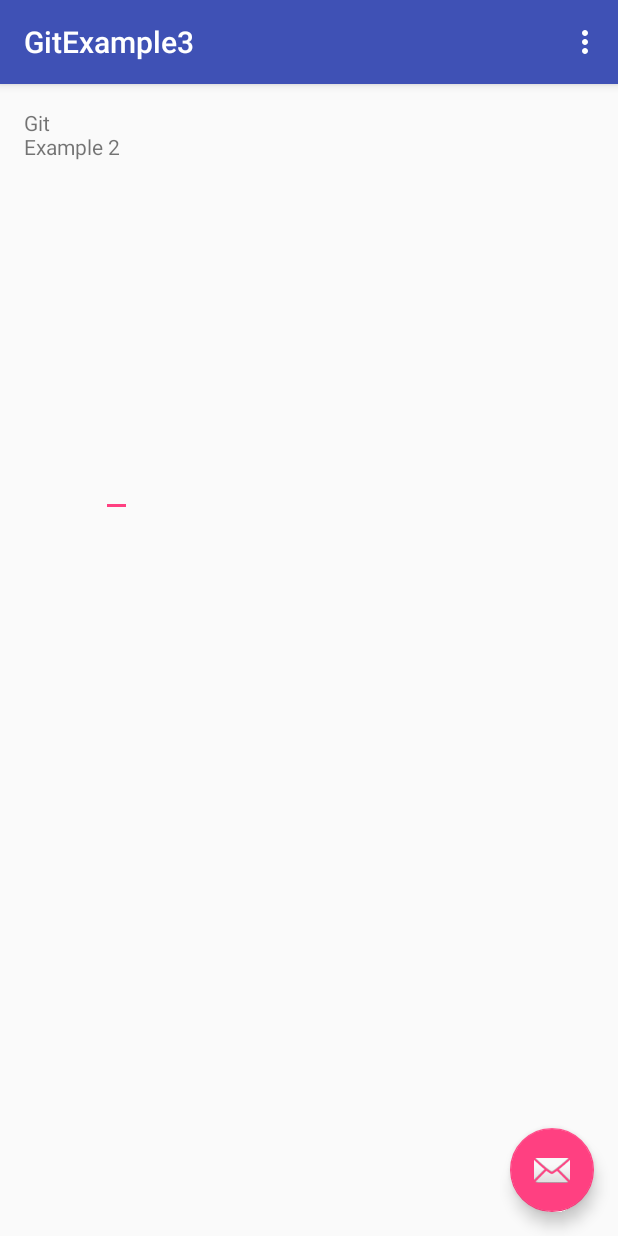
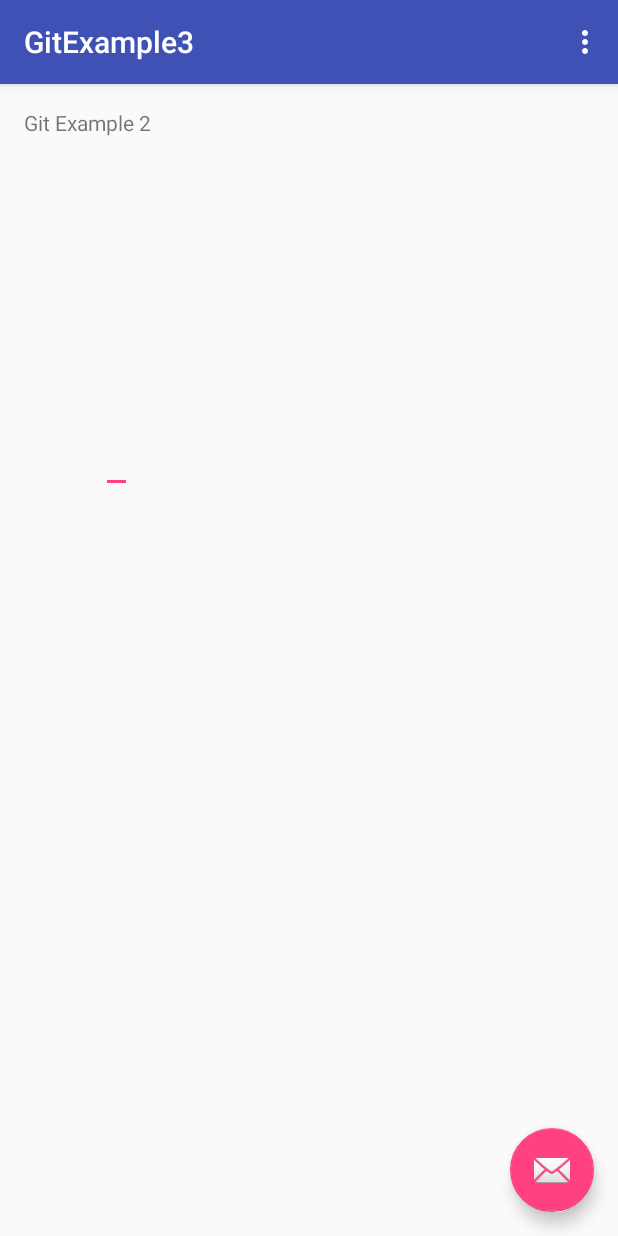
Before and after one commit to srampey/GitExample, an Android app: the screen it shows after launch (GitExampleActivity), on a phone screen of 412 x 824 dp. Run offline under Robolectric (Android 15) with nearby library versions, the phone set to English and light mode, and no system bars.

Commit message:
Initial commit

```diff
--- a/app/src/main/res/layout/content_git_example.xml
+++ b/app/src/main/res/layout/content_git_example.xml
@@ -17,8 +17,7 @@
         android:layout_height="wrap_content"
         android:text="Git Example 2"
         android:id="@+id/textView"
-        android:layout_alignParentTop="true"
-        android:layout_alignEnd="@+id/editText" />
+        android:layout_alignParentTop="true" />
 
     <EditText
         android:layout_width="wrap_content"
```
